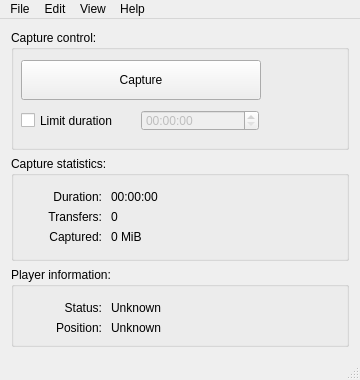
Qt form Linux-Application/DomesdayDuplicator/mainwindow.ui (simoninns/DomesdayDuplicator-gui-app) before a commit.
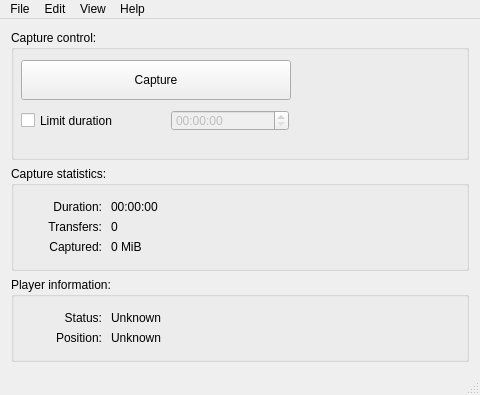
The same form after that commit. Icons and pictures are not drawn.

The edit to the form file:
```diff
--- a/Linux-Application/DomesdayDuplicator/mainwindow.ui
+++ b/Linux-Application/DomesdayDuplicator/mainwindow.ui
@@ -6,14 +6,14 @@
    <rect>
     <x>0</x>
     <y>0</y>
-    <width>360</width>
-    <height>380</height>
+    <width>480</width>
+    <height>395</height>
    </rect>
   </property>
   <property name="minimumSize">
    <size>
-    <width>360</width>
-    <height>380</height>
+    <width>480</width>
+    <height>395</height>
    </size>
   </property>
   <property name="windowTitle">
@@ -26,7 +26,7 @@
       <property name="minimumSize">
        <size>
         <width>0</width>
-        <height>120</height>
+        <height>130</height>
        </size>
       </property>
       <property name="title">
@@ -37,7 +37,7 @@
         <rect>
          <x>10</x>
          <y>80</y>
-         <width>111</width>
+         <width>141</width>
          <height>21</height>
         </rect>
        </property>
@@ -51,7 +51,7 @@
        </property>
        <property name="geometry">
         <rect>
-         <x>130</x>
+         <x>160</x>
          <y>80</y>
          <width>118</width>
          <height>21</height>
@@ -66,13 +66,13 @@
         <rect>
          <x>10</x>
          <y>30</y>
-         <width>240</width>
+         <width>270</width>
          <height>40</height>
         </rect>
        </property>
        <property name="minimumSize">
         <size>
-         <width>240</width>
+         <width>270</width>
          <height>40</height>
         </size>
        </property>
@@ -86,6 +86,22 @@
         <string>Capture</string>
        </property>
       </widget>
+      <widget class="QLabel" name="label_6">
+       <property name="geometry">
+        <rect>
+         <x>300</x>
+         <y>20</y>
+         <width>171</width>
+         <height>101</height>
+        </rect>
+       </property>
+       <property name="text">
+        <string/>
+       </property>
+       <property name="pixmap">
+        <pixmap resource="resources.qrc">:/graphics/logo/Graphics/Domesday Duplicator logo colour 150px.png</pixmap>
+       </property>
+      </widget>
      </widget>
     </item>
     <item>
@@ -248,7 +264,7 @@
         <rect>
          <x>100</x>
          <y>30</y>
-         <width>231</width>
+         <width>351</width>
          <height>21</height>
         </rect>
        </property>
@@ -261,7 +277,7 @@
         <rect>
          <x>100</x>
          <y>50</y>
-         <width>231</width>
+         <width>351</width>
          <height>21</height>
         </rect>
        </property>
@@ -278,7 +294,7 @@
     <rect>
      <x>0</x>
      <y>0</y>
-     <width>360</width>
+     <width>480</width>
      <height>21</height>
     </rect>
    </property>
```
Left out of the diff: 13 changed lines with no effect on the pictures.
